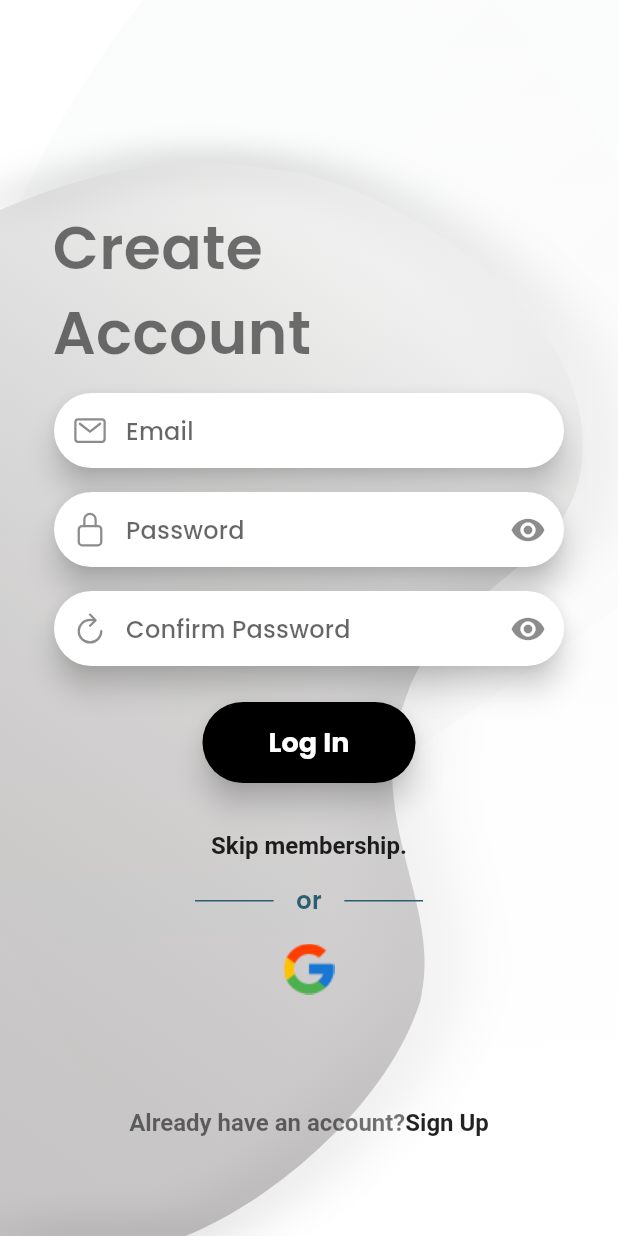
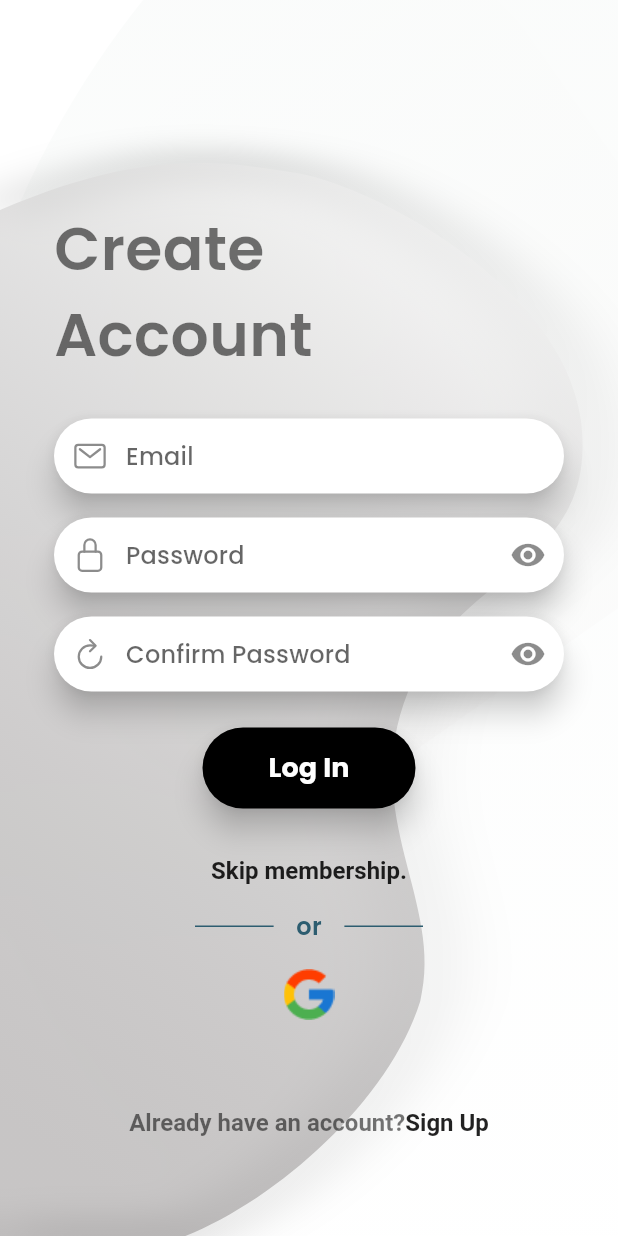
Before and after one commit to nugaysamil/historical_place_refactor, a Flutter app: the SignUpComponents screen opened directly, after a tap on an icon or button, on a phone screen of 412 x 824 dp. Run offline on Flutter 3.47's test engine with Material 3 defaults, Android fonts, the phone set to English and light mode, and no system bars; our stand-ins replace cloud_firestore, dio, easy_localization, equatable, firebase_auth, firebase_core and 13 more; missing offline and left inert: easy_logger, flutter_google_places, google_maps_webservice; accounts and stored records are empty; network calls fail.

Commit message:
android plugins update

```diff
--- a/lib/feature/google/description/description_widget.dart
+++ b/lib/feature/google/description/description_widget.dart
@@ -242,8 +242,6 @@ class DescriptionDetails extends ConsumerWidget {
                 margin: EdgeInsets.only(bottom: 50),
                 child: ElevatedButton(
                   style: ElevatedButton.styleFrom(
-                    primary: Colors.black,
-                    onPrimary: Colors.white,
                     shape: RoundedRectangleBorder(
                       borderRadius: BorderRadius.circular(5.0),
                     ),
--- a/lib/feature/google/google_maps_widget.dart
+++ b/lib/feature/google/google_maps_widget.dart
@@ -149,7 +149,9 @@ class _GoogleConsumerWidgetState extends ConsumerState<GoogleMapsWidget> {
             print(markers.length);
 
             return GoogleMap(
-              myLocationButtonEnabled: true,
+
+              zoomControlsEnabled: false,
+              myLocationButtonEnabled: false,
               myLocationEnabled: true,
               onMapCreated: (controller) async {
                 setState(() {});
--- a/lib/feature/login/components/sign_up_page.dart
+++ b/lib/feature/login/components/sign_up_page.dart
@@ -2,6 +2,7 @@
 
 import 'package:easy_localization/easy_localization.dart';
 import 'package:flutter/material.dart';
+import 'package:flutter/widgets.dart';
 import 'package:fluttertoast/fluttertoast.dart';
 import 'package:hooks_riverpod/hooks_riverpod.dart';
 import 'package:ionicons/ionicons.dart';
@@ -69,7 +70,6 @@ class _LoginContentState extends ConsumerState<LoginContent>
     return Row(
       mainAxisAlignment: MainAxisAlignment.center,
       children: [
-
         ElevatedButton(
           style: ButtonStyle(
             backgroundColor: MaterialStateProperty.all(Colors.transparent),
@@ -80,10 +80,13 @@ class _LoginContentState extends ConsumerState<LoginContent>
             final userCredential = await AuthService().signInWithGoogle();
 
             if (userCredential != null) {
+              print('AAAAAA' + userCredential.user!.displayName!);
               Navigator.push(
                 context,
                 MaterialPageRoute(builder: (context) => ProfileEdit()),
               );
+            } else {
+              print('errrrrrror');
             }
           },
           child: Image.asset('assets/images/google.png'),
@@ -102,21 +105,21 @@ class _LoginContentState extends ConsumerState<LoginContent>
     }));
     return Stack(
       children: [
-        Positioned(
-          top: 136,
-          left: 35,
-          child: TopText(
-            topText: 'create_account'.tr(),
-          ),
-        ),
-        Padding(
-          padding: const EdgeInsets.only(top: 100),
-          child: Stack(
+        Stack(
           children: [
             Column(
               mainAxisAlignment: MainAxisAlignment.center,
               crossAxisAlignment: CrossAxisAlignment.stretch,
               children: [
+                Padding(
+                  padding: const EdgeInsets.symmetric(horizontal: 36),
+                  child: TopText(
+                    topText: 'create_account'.tr(),
+                  ),
+                ),
+                SizedBox(
+                  height: 20,
+                ),
                 InputTextField(
                     textController: _emailController,
                     hint: 'Email',
@@ -197,7 +200,6 @@ class _LoginContentState extends ConsumerState<LoginContent>
             ),
           ],
         ),
-        ),
         alreadyAccount(context),
       ],
     );
--- a/lib/feature/login/mixin/login_screen_page.dart
+++ b/lib/feature/login/mixin/login_screen_page.dart
@@ -5,7 +5,6 @@ import 'package:flutter/material.dart';
 import 'package:fluttertoast/fluttertoast.dart';
 import 'package:hooks_riverpod/hooks_riverpod.dart';
 import 'package:ionicons/ionicons.dart';
-import 'package:mapsuygulama/feature/login/components/google_maps_widget.dart';
 import 'package:mapsuygulama/feature/login/components/log_in_components.dart';
 import 'package:mapsuygulama/feature/login/widgets/text_field/widget_text_field.dart';
 import 'package:mapsuygulama/feature/login/controller/login_controller.dart';
--- a/lib/feature/login/widgets/text/widget_top_text.dart
+++ b/lib/feature/login/widgets/text/widget_top_text.dart
@@ -16,6 +16,7 @@ class _TopTextState extends State<TopText> {
   @override
   Widget build(BuildContext context) {
     return Text(
+
       widget.topText,
       style: const TextStyle(
         color: Colors.black54,
--- a/lib/feature/login/widgets/text_field/widget_text_field.dart
+++ b/lib/feature/login/widgets/text_field/widget_text_field.dart
@@ -1,5 +1,6 @@
 // ignore_for_file: public_member_api_docs, sort_constructors_first
 import 'package:flutter/material.dart';
+import 'package:flutter/services.dart';
 
 class InputTextField extends StatelessWidget {
   final TextEditingController textController;
@@ -25,6 +26,7 @@ class InputTextField extends StatelessWidget {
           color: Colors.transparent,
           borderRadius: BorderRadius.circular(30),
           child: TextField(
+            keyboardType: TextInputType.text,
             controller: textController,
             textAlignVertical: TextAlignVertical.bottom,
             decoration: InputDecoration(
--- a/lib/feature/repository/auth_google_service.dart
+++ b/lib/feature/repository/auth_google_service.dart
@@ -4,9 +4,11 @@ import 'package:firebase_auth/firebase_auth.dart';
 class AuthService {
   Future<UserCredential?> signInWithGoogle() async {
     try {
-      GoogleSignInAccount? googleUser = await GoogleSignIn().signIn();
+      final googleUser = await GoogleSignIn().signIn();
+      print('SELAMUN ALEYKUM BEN GELDİM ' + googleUser.toString());
 
       if (googleUser != null) {
+        print('googleUser: $googleUser');
         final GoogleSignInAuthentication googleAuth =
             await googleUser.authentication;
 
@@ -14,6 +16,7 @@ class AuthService {
           accessToken: googleAuth.accessToken,
           idToken: googleAuth.idToken,
         );
+        print('credential: $credential');
         return await FirebaseAuth.instance.signInWithCredential(credential);
       } else {
         print('error');
--- a/lib/main.dart
+++ b/lib/main.dart
@@ -1,11 +1,7 @@
 import 'package:flutter/material.dart';
 import 'package:flutter_riverpod/flutter_riverpod.dart';
 import 'package:easy_localization/easy_localization.dart';
-import 'package:mapsuygulama/feature/google/custom_widget.dart';
 import 'package:mapsuygulama/feature/login/controller/auth_checker.dart';
-import 'package:mapsuygulama/feature/profile/companenets/profile_edit.dart';
-import 'package:mapsuygulama/feature/profile/profile_update/profile_update_widget.dart';
-import 'package:mapsuygulama/feature/slack/screen/onbording_screen.dart';
 import 'package:mapsuygulama/product/initialize/product_localization.dart';
 import 'product/initialize/app_theme.dart';
 import 'product/initialize/application_start.dart';
@@ -31,6 +27,6 @@ class MyApp extends StatelessWidget {
         locale: context.locale,
         debugShowCheckedModeBanner: false,
         theme: AppTheme.getAppTheme(context),
-        home: CustomMarkerInfoWindow());
+        home: AuthChecker());
   }
 }
```
Also changed, not shown: pubspec.yaml (+1 -9 lines), assets/play_store.png (deleted), assets/play_store_2.jpg (deleted), assets/play_store_3.png (added), lib/product/helper/firebase_options.dart, pubspec.lock, 44 other files. Lines whose indentation alone changed are shown as unchanged.
